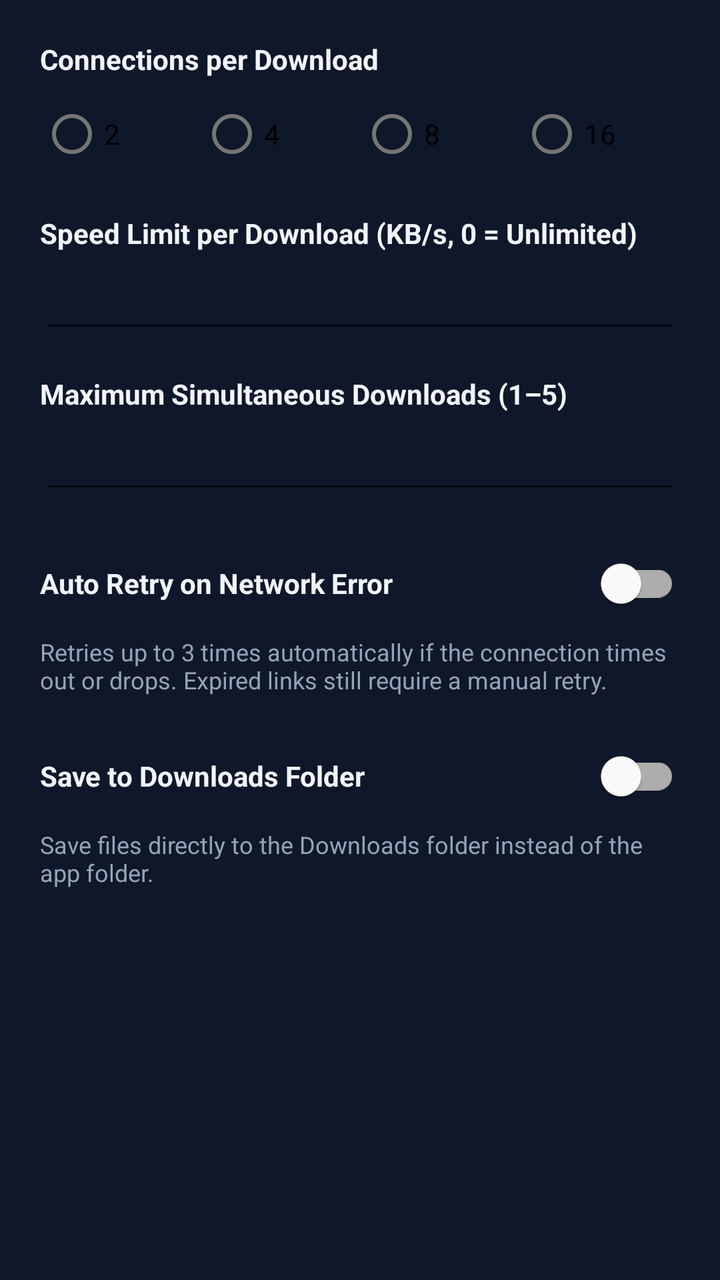
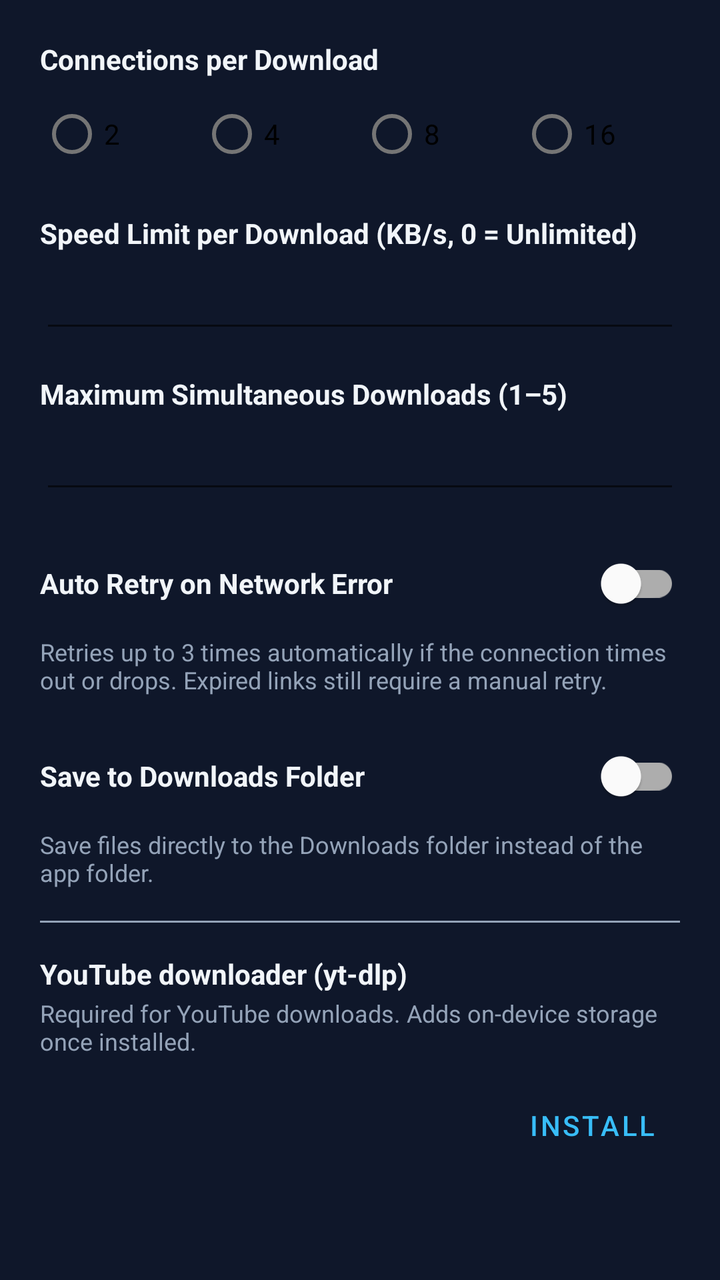

Two renders of the same Android screen: before a commit and after it. Below are the layout's source before the change and the commit's diff.
<!-- AndroidManifest.xml: application theme Theme.Xmd -->
<!-- res/layout/dialog_settings.xml -->
<?xml version="1.0" encoding="utf-8"?>
<ScrollView xmlns:android="http://schemas.android.com/apk/res/android"
    android:layout_width="match_parent"
    android:layout_height="wrap_content">

<LinearLayout
    android:layout_width="match_parent"
    android:layout_height="wrap_content"
    android:orientation="vertical"
    android:padding="20dp">

    <TextView
        android:layout_width="match_parent"
        android:layout_height="wrap_content"
        android:text="@string/settings_connections"
        android:textColor="@color/ff_text"
        android:textStyle="bold" />

    <RadioGroup
        android:id="@+id/connectionsGroup"
        android:layout_width="match_parent"
        android:layout_height="wrap_content"
        android:orientation="horizontal"
        android:layout_marginTop="4dp"
        android:layout_marginBottom="16dp">

        <RadioButton
            android:id="@+id/conn2"
            android:layout_width="0dp"
            android:layout_height="wrap_content"
            android:layout_weight="1"
            android:text="2" />

        <RadioButton
            android:id="@+id/conn4"
            android:layout_width="0dp"
            android:layout_height="wrap_content"
            android:layout_weight="1"
            android:text="4" />

        <RadioButton
            android:id="@+id/conn8"
            android:layout_width="0dp"
            android:layout_height="wrap_content"
            android:layout_weight="1"
            android:text="8" />

        <RadioButton
            android:id="@+id/conn16"
            android:layout_width="0dp"
            android:layout_height="wrap_content"
            android:layout_weight="1"
            android:text="16" />
    </RadioGroup>

    <TextView
        android:layout_width="match_parent"
        android:layout_height="wrap_content"
        android:text="@string/settings_speed_limit"
        android:textColor="@color/ff_text"
        android:textStyle="bold" />

    <EditText
        android:id="@+id/speedLimitInput"
        android:layout_width="match_parent"
        android:layout_height="wrap_content"
        android:inputType="number"
        android:layout_marginTop="4dp"
        android:layout_marginBottom="16dp" />

    <TextView
        android:layout_width="match_parent"
        android:layout_height="wrap_content"
        android:text="@string/settings_max_concurrent"
        android:textColor="@color/ff_text"
        android:textStyle="bold" />

    <EditText
        android:id="@+id/maxConcurrentInput"
        android:layout_width="match_parent"
        android:layout_height="wrap_content"
        android:inputType="number"
        android:layout_marginTop="4dp"
        android:layout_marginBottom="16dp" />

    <com.google.android.material.switchmaterial.SwitchMaterial
        android:id="@+id/autoRetrySwitch"
        android:layout_width="match_parent"
        android:layout_height="wrap_content"
        android:text="@string/settings_auto_retry"
        android:textColor="@color/ff_text"
        android:textStyle="bold" />

    <TextView
        android:layout_width="match_parent"
        android:layout_height="wrap_content"
        android:layout_marginTop="2dp"
        android:text="@string/settings_auto_retry_hint"
        android:textColor="@color/ff_muted"
        android:textSize="12sp" />

    <com.google.android.material.switchmaterial.SwitchMaterial
        android:id="@+id/saveToDownloadsSwitch"
        android:layout_width="match_parent"
        android:layout_height="wrap_content"
        android:layout_marginTop="16dp"
        android:text="@string/settings_save_to_downloads"
        android:textColor="@color/ff_text"
        android:textStyle="bold" />

    <TextView
        android:layout_width="match_parent"
        android:layout_height="wrap_content"
        android:layout_marginTop="2dp"
        android:text="@string/settings_save_to_downloads_hint"
        android:textColor="@color/ff_muted"
        android:textSize="12sp" />

</LinearLayout>
</ScrollView>
<!-- resources referenced by this layout -->
<resources>
  <color name="ff_muted">#94A3B8</color>
  <color name="ff_text">#F1F5F9</color>
  <string name="settings_auto_retry">Auto Retry on Network Error</string>
  <string name="settings_auto_retry_hint">Retries up to 3 times automatically if the connection times out or drops. Expired links still require a manual retry.</string>
  <string name="settings_connections">Connections per Download</string>
  <string name="settings_max_concurrent">Maximum Simultaneous Downloads (1–5)</string>
  <string name="settings_save_to_downloads">Save to Downloads Folder</string>
  <string name="settings_save_to_downloads_hint">Save files directly to the Downloads folder instead of the app folder.</string>
  <string name="settings_speed_limit">Speed Limit per Download (KB/s, 0 = Unlimited)</string>
  <style name="Theme.Xmd" parent="Theme.MaterialComponents.DayNight.NoActionBar">
          <item name="colorPrimary">@color/ff_accent</item>
          <item name="colorPrimaryDark">@color/ff_bg</item>
          <item name="colorAccent">@color/ff_accent</item>
          <item name="android:windowBackground">@color/ff_bg</item>
          <item name="android:statusBarColor">@color/ff_bg</item>
      </style>
  <color name="ff_accent">#38BDF8</color>
  <color name="ff_bg">#0F172A</color>
</resources>

<!-- the commit's change to res/layout/dialog_settings.xml (unified diff, before → after) -->
@@ -116,5 +116,65 @@
         android:textColor="@color/ff_muted"
         android:textSize="12sp" />
 
+    <View
+        android:id="@+id/ytdlpDivider"
+        android:layout_width="match_parent"
+        android:layout_height="1dp"
+        android:layout_marginTop="16dp"
+        android:layout_marginBottom="16dp"
+        android:background="@color/ff_muted" />
+
+    <LinearLayout
+        android:id="@+id/ytdlpSection"
+        android:layout_width="match_parent"
+        android:layout_height="wrap_content"
+        android:orientation="vertical">
+
+        <TextView
+            android:layout_width="match_parent"
+            android:layout_height="wrap_content"
+            android:text="@string/settings_ytdlp_title"
+            android:textColor="@color/ff_text"
+            android:textStyle="bold" />
+
+        <TextView
+            android:layout_width="match_parent"
+            android:layout_height="wrap_content"
+            android:layout_marginTop="2dp"
+            android:text="@string/settings_ytdlp_hint"
+            android:textColor="@color/ff_muted"
+            android:textSize="12sp" />
+
+        <LinearLayout
+            android:layout_width="match_parent"
+            android:layout_height="wrap_content"
+            android:orientation="horizontal"
+            android:gravity="center_vertical"
+            android:layout_marginTop="10dp">
+
+            <TextView
+                android:id="@+id/ytdlpStatus"
+                android:layout_width="0dp"
+                android:layout_height="wrap_content"
+                android:layout_weight="1"
+                android:textColor="@color/ff_text" />
+
+            <ProgressBar
+                android:id="@+id/ytdlpProgress"
+                style="?android:attr/progressBarStyleSmall"
+                android:layout_width="wrap_content"
+                android:layout_height="wrap_content"
+                android:layout_marginEnd="8dp"
+                android:visibility="gone" />
+
+            <Button
+                android:id="@+id/ytdlpActionButton"
+                style="?android:attr/buttonBarButtonStyle"
+                android:layout_width="wrap_content"
+                android:layout_height="wrap_content"
+                android:text="@string/settings_ytdlp_install" />
+        </LinearLayout>
+    </LinearLayout>
+
 </LinearLayout>
 </ScrollView>
<!-- resource entries referenced after the edit -->
@@ -9,6 +9,9 @@
   <string name="settings_save_to_downloads">Save to Downloads Folder</string>
   <string name="settings_save_to_downloads_hint">Save files directly to the Downloads folder instead of the app folder.</string>
   <string name="settings_speed_limit">Speed Limit per Download (KB/s, 0 = Unlimited)</string>
+  <string name="settings_ytdlp_hint">Required for YouTube downloads. Adds on-device storage once installed.</string>
+  <string name="settings_ytdlp_install">Install</string>
+  <string name="settings_ytdlp_title">YouTube downloader (yt-dlp)</string>
   <style name="Theme.Xmd" parent="Theme.MaterialComponents.DayNight.NoActionBar">
           <item name="colorPrimary">@color/ff_accent</item>
           <item name="colorPrimaryDark">@color/ff_bg</item>
